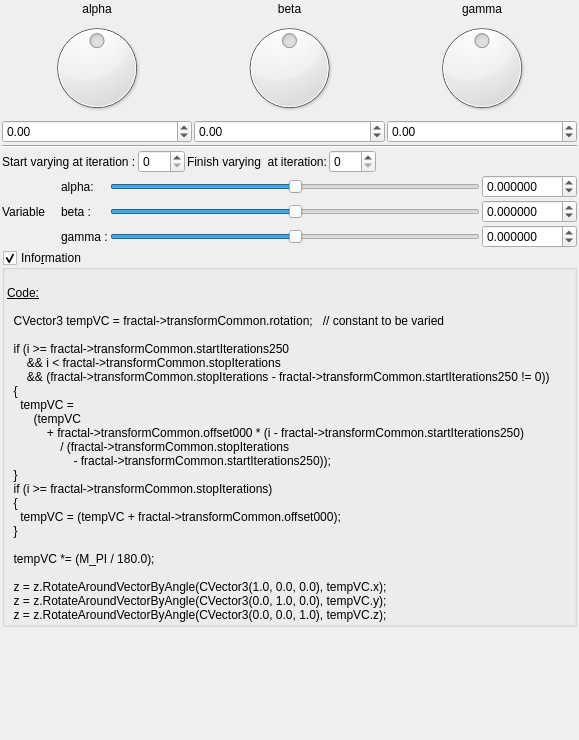
Above: mandelbulber2/qt_data/fractal_transf_rotation_varyV1.ui from buddhi1980/mandelbulber2 before the change. Below: the same form after it.
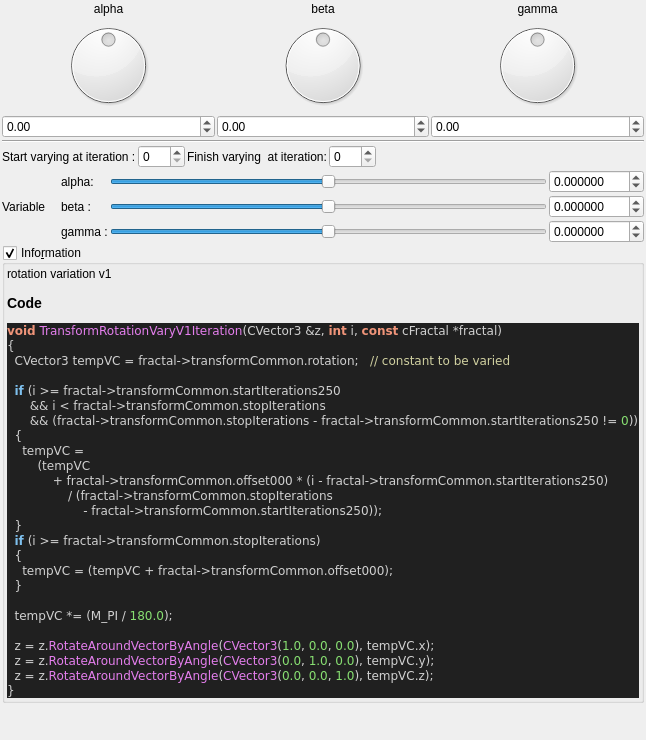
That is the form after the change. Custom widgets are drawn as their Qt base class.

Commit message:
added all transforms information boxes
now all formulas can be parsed.

@buddhi do you got a reference for Xenodreambuie formula?

What changed in the file:
```diff
--- a/mandelbulber2/qt_data/fractal_transf_rotation_varyV1.ui
+++ b/mandelbulber2/qt_data/fractal_transf_rotation_varyV1.ui
@@ -468,35 +468,46 @@
       <item>
        <widget class="QLabel" name="label_4">
         <property name="text">
-         <string>&lt;!DOCTYPE HTML PUBLIC &quot;-//W3C//DTD HTML 4.0//EN&quot; &quot;http://www.w3.org/TR/REC-html40/strict.dtd&quot;&gt;
-&lt;html&gt;&lt;head&gt;&lt;meta name=&quot;qrichtext&quot; content=&quot;1&quot; /&gt;&lt;style type=&quot;text/css&quot;&gt;
-p, li { white-space: pre-wrap; }
-&lt;/style&gt;&lt;/head&gt;&lt;body&gt;
-&lt;p style=&quot;-qt-paragraph-type:empty; margin-top:0px; margin-bottom:0px; margin-left:0px; margin-right:0px; -qt-block-indent:0; text-indent:0px;&quot;&gt;&lt;br /&gt;&lt;/p&gt;
-&lt;p style=&quot; margin-top:0px; margin-bottom:0px; margin-left:0px; margin-right:0px; -qt-block-indent:0; text-indent:0px;&quot;&gt;&lt;span style=&quot; text-decoration: underline;&quot;&gt;Code:&lt;/span&gt;&lt;/p&gt;
-&lt;p style=&quot;-qt-paragraph-type:empty; margin-top:0px; margin-bottom:0px; margin-left:0px; margin-right:0px; -qt-block-indent:0; text-indent:0px; text-decoration: underline;&quot;&gt;&lt;br /&gt;&lt;/p&gt;
-&lt;p style=&quot; margin-top:0px; margin-bottom:0px; margin-left:0px; margin-right:0px; -qt-block-indent:0; text-indent:0px;&quot;&gt;  CVector3 tempVC = fractal-&amp;gt;transformCommon.rotation;   // constant to be varied&lt;/p&gt;
-&lt;p style=&quot;-qt-paragraph-type:empty; margin-top:0px; margin-bottom:0px; margin-left:0px; margin-right:0px; -qt-block-indent:0; text-indent:0px;&quot;&gt;&lt;br /&gt;&lt;/p&gt;
-&lt;p style=&quot; margin-top:0px; margin-bottom:0px; margin-left:0px; margin-right:0px; -qt-block-indent:0; text-indent:0px;&quot;&gt;  if (i &amp;gt;= fractal-&amp;gt;transformCommon.startIterations250&lt;/p&gt;
-&lt;p style=&quot; margin-top:0px; margin-bottom:0px; margin-left:0px; margin-right:0px; -qt-block-indent:0; text-indent:0px;&quot;&gt;      &amp;amp;&amp;amp; i &amp;lt; fractal-&amp;gt;transformCommon.stopIterations&lt;/p&gt;
-&lt;p style=&quot; margin-top:0px; margin-bottom:0px; margin-left:0px; margin-right:0px; -qt-block-indent:0; text-indent:0px;&quot;&gt;      &amp;amp;&amp;amp; (fractal-&amp;gt;transformCommon.stopIterations - fractal-&amp;gt;transformCommon.startIterations250 != 0))&lt;/p&gt;
-&lt;p style=&quot; margin-top:0px; margin-bottom:0px; margin-left:0px; margin-right:0px; -qt-block-indent:0; text-indent:0px;&quot;&gt;  {&lt;/p&gt;
-&lt;p style=&quot; margin-top:0px; margin-bottom:0px; margin-left:0px; margin-right:0px; -qt-block-indent:0; text-indent:0px;&quot;&gt;    tempVC =&lt;/p&gt;
-&lt;p style=&quot; margin-top:0px; margin-bottom:0px; margin-left:0px; margin-right:0px; -qt-block-indent:0; text-indent:0px;&quot;&gt;        (tempVC&lt;/p&gt;
-&lt;p style=&quot; margin-top:0px; margin-bottom:0px; margin-left:0px; margin-right:0px; -qt-block-indent:0; text-indent:0px;&quot;&gt;            + fractal-&amp;gt;transformCommon.offset000 * (i - fractal-&amp;gt;transformCommon.startIterations250)&lt;/p&gt;
-&lt;p style=&quot; margin-top:0px; margin-bottom:0px; margin-left:0px; margin-right:0px; -qt-block-indent:0; text-indent:0px;&quot;&gt;                / (fractal-&amp;gt;transformCommon.stopIterations&lt;/p&gt;
-&lt;p style=&quot; margin-top:0px; margin-bottom:0px; margin-left:0px; margin-right:0px; -qt-block-indent:0; text-indent:0px;&quot;&gt;                    - fractal-&amp;gt;transformCommon.startIterations250));&lt;/p&gt;
-&lt;p style=&quot; margin-top:0px; margin-bottom:0px; margin-left:0px; margin-right:0px; -qt-block-indent:0; text-indent:0px;&quot;&gt;  }&lt;/p&gt;
-&lt;p style=&quot; margin-top:0px; margin-bottom:0px; margin-left:0px; margin-right:0px; -qt-block-indent:0; text-indent:0px;&quot;&gt;  if (i &amp;gt;= fractal-&amp;gt;transformCommon.stopIterations)&lt;/p&gt;
-&lt;p style=&quot; margin-top:0px; margin-bottom:0px; margin-left:0px; margin-right:0px; -qt-block-indent:0; text-indent:0px;&quot;&gt;  {&lt;/p&gt;
-&lt;p style=&quot; margin-top:0px; margin-bottom:0px; margin-left:0px; margin-right:0px; -qt-block-indent:0; text-indent:0px;&quot;&gt;    tempVC = (tempVC + fractal-&amp;gt;transformCommon.offset000);&lt;/p&gt;
-&lt;p style=&quot; margin-top:0px; margin-bottom:0px; margin-left:0px; margin-right:0px; -qt-block-indent:0; text-indent:0px;&quot;&gt;  }&lt;/p&gt;
-&lt;p style=&quot;-qt-paragraph-type:empty; margin-top:0px; margin-bottom:0px; margin-left:0px; margin-right:0px; -qt-block-indent:0; text-indent:0px;&quot;&gt;&lt;br /&gt;&lt;/p&gt;
-&lt;p style=&quot; margin-top:0px; margin-bottom:0px; margin-left:0px; margin-right:0px; -qt-block-indent:0; text-indent:0px;&quot;&gt;  tempVC *= (M_PI / 180.0);&lt;/p&gt;
-&lt;p style=&quot;-qt-paragraph-type:empty; margin-top:0px; margin-bottom:0px; margin-left:0px; margin-right:0px; -qt-block-indent:0; text-indent:0px;&quot;&gt;&lt;br /&gt;&lt;/p&gt;
-&lt;p style=&quot; margin-top:0px; margin-bottom:0px; margin-left:0px; margin-right:0px; -qt-block-indent:0; text-indent:0px;&quot;&gt;  z = z.RotateAroundVectorByAngle(CVector3(1.0, 0.0, 0.0), tempVC.x);&lt;/p&gt;
-&lt;p style=&quot; margin-top:0px; margin-bottom:0px; margin-left:0px; margin-right:0px; -qt-block-indent:0; text-indent:0px;&quot;&gt;  z = z.RotateAroundVectorByAngle(CVector3(0.0, 1.0, 0.0), tempVC.y);&lt;/p&gt;
-&lt;p style=&quot; margin-top:0px; margin-bottom:0px; margin-left:0px; margin-right:0px; -qt-block-indent:0; text-indent:0px;&quot;&gt;  z = z.RotateAroundVectorByAngle(CVector3(0.0, 0.0, 1.0), tempVC.z);&lt;/p&gt;&lt;/body&gt;&lt;/html&gt;</string>
+         <string>&lt;p&gt;rotation variation v1&lt;/p&gt;&lt;table&gt;
+&lt;/table&gt;
+&lt;h3&gt;Code&lt;/h3&gt;
+&lt;!DOCTYPE HTML PUBLIC &quot;-//W3C//DTD HTML 4.0 Transitional//EN&quot;&gt;
+&lt;html&gt;
+&lt;head&gt;
+&lt;meta http-equiv=&quot;content-type&quot; content=&quot;text/html; charset=ISO-8859-1&quot;&gt;
+&lt;title&gt;Source file&lt;/title&gt;
+&lt;/head&gt;
+&lt;body style=&quot;background-color:#202020&quot;&gt;
+&lt;pre style=&quot;color:#d0d0d0; background-color:#202020;  font-family:'Courier New';&quot;&gt;&lt;span style=&quot;color:#f09479; font-weight:bold&quot;&gt;void&lt;/span&gt; &lt;span style=&quot;color:#e47eed&quot;&gt;TransformRotationVaryV1Iteration&lt;/span&gt;&lt;span style=&quot;color:#d0d0d0&quot;&gt;(&lt;/span&gt;CVector3 &lt;span style=&quot;color:#d0d0d0&quot;&gt;&amp;amp;&lt;/span&gt;z&lt;span style=&quot;color:#d0d0d0&quot;&gt;,&lt;/span&gt; &lt;span style=&quot;color:#f09479; font-weight:bold&quot;&gt;int&lt;/span&gt; i&lt;span style=&quot;color:#d0d0d0&quot;&gt;,&lt;/span&gt; &lt;span style=&quot;color:#f09479; font-weight:bold&quot;&gt;const&lt;/span&gt; cFractal &lt;span style=&quot;color:#d0d0d0&quot;&gt;*&lt;/span&gt;fractal&lt;span style=&quot;color:#d0d0d0&quot;&gt;)&lt;/span&gt;
+&lt;span style=&quot;color:#d0d0d0&quot;&gt;{&lt;/span&gt;
+  CVector3 tempVC &lt;span style=&quot;color:#d0d0d0&quot;&gt;=&lt;/span&gt; fractal&lt;span style=&quot;color:#d0d0d0&quot;&gt;-&amp;gt;&lt;/span&gt;transformCommon&lt;span style=&quot;color:#d0d0d0&quot;&gt;.&lt;/span&gt;rotation&lt;span style=&quot;color:#d0d0d0&quot;&gt;;&lt;/span&gt;   &lt;span style=&quot;color:#d0d0a0&quot;&gt;// constant to be varied&lt;/span&gt;
+
+  &lt;span style=&quot;color:#7ec0ee; font-weight:bold&quot;&gt;if&lt;/span&gt; &lt;span style=&quot;color:#d0d0d0&quot;&gt;(&lt;/span&gt;i &lt;span style=&quot;color:#d0d0d0&quot;&gt;&amp;gt;=&lt;/span&gt; fractal&lt;span style=&quot;color:#d0d0d0&quot;&gt;-&amp;gt;&lt;/span&gt;transformCommon&lt;span style=&quot;color:#d0d0d0&quot;&gt;.&lt;/span&gt;startIterations250
+      &lt;span style=&quot;color:#d0d0d0&quot;&gt;&amp;amp;&amp;amp;&lt;/span&gt; i &lt;span style=&quot;color:#d0d0d0&quot;&gt;&amp;lt;&lt;/span&gt; fractal&lt;span style=&quot;color:#d0d0d0&quot;&gt;-&amp;gt;&lt;/span&gt;transformCommon&lt;span style=&quot;color:#d0d0d0&quot;&gt;.&lt;/span&gt;stopIterations
+      &lt;span style=&quot;color:#d0d0d0&quot;&gt;&amp;amp;&amp;amp; (&lt;/span&gt;fractal&lt;span style=&quot;color:#d0d0d0&quot;&gt;-&amp;gt;&lt;/span&gt;transformCommon&lt;span style=&quot;color:#d0d0d0&quot;&gt;.&lt;/span&gt;stopIterations &lt;span style=&quot;color:#d0d0d0&quot;&gt;-&lt;/span&gt; fractal&lt;span style=&quot;color:#d0d0d0&quot;&gt;-&amp;gt;&lt;/span&gt;transformCommon&lt;span style=&quot;color:#d0d0d0&quot;&gt;.&lt;/span&gt;startIterations250 &lt;span style=&quot;color:#d0d0d0&quot;&gt;!=&lt;/span&gt; &lt;span style=&quot;color:#87df71&quot;&gt;0&lt;/span&gt;&lt;span style=&quot;color:#d0d0d0&quot;&gt;))&lt;/span&gt;
+  &lt;span style=&quot;color:#d0d0d0&quot;&gt;{&lt;/span&gt;
+    tempVC &lt;span style=&quot;color:#d0d0d0&quot;&gt;=&lt;/span&gt;
+        &lt;span style=&quot;color:#d0d0d0&quot;&gt;(&lt;/span&gt;tempVC
+            &lt;span style=&quot;color:#d0d0d0&quot;&gt;+&lt;/span&gt; fractal&lt;span style=&quot;color:#d0d0d0&quot;&gt;-&amp;gt;&lt;/span&gt;transformCommon&lt;span style=&quot;color:#d0d0d0&quot;&gt;.&lt;/span&gt;offset000 &lt;span style=&quot;color:#d0d0d0&quot;&gt;* (&lt;/span&gt;i &lt;span style=&quot;color:#d0d0d0&quot;&gt;-&lt;/span&gt; fractal&lt;span style=&quot;color:#d0d0d0&quot;&gt;-&amp;gt;&lt;/span&gt;transformCommon&lt;span style=&quot;color:#d0d0d0&quot;&gt;.&lt;/span&gt;startIterations250&lt;span style=&quot;color:#d0d0d0&quot;&gt;)&lt;/span&gt;
+                &lt;span style=&quot;color:#d0d0d0&quot;&gt;/ (&lt;/span&gt;fractal&lt;span style=&quot;color:#d0d0d0&quot;&gt;-&amp;gt;&lt;/span&gt;transformCommon&lt;span style=&quot;color:#d0d0d0&quot;&gt;.&lt;/span&gt;stopIterations
+                    &lt;span style=&quot;color:#d0d0d0&quot;&gt;-&lt;/span&gt; fractal&lt;span style=&quot;color:#d0d0d0&quot;&gt;-&amp;gt;&lt;/span&gt;transformCommon&lt;span style=&quot;color:#d0d0d0&quot;&gt;.&lt;/span&gt;startIterations250&lt;span style=&quot;color:#d0d0d0&quot;&gt;));&lt;/span&gt;
+  &lt;span style=&quot;color:#d0d0d0&quot;&gt;}&lt;/span&gt;
+  &lt;span style=&quot;color:#7ec0ee; font-weight:bold&quot;&gt;if&lt;/span&gt; &lt;span style=&quot;color:#d0d0d0&quot;&gt;(&lt;/span&gt;i &lt;span style=&quot;color:#d0d0d0&quot;&gt;&amp;gt;=&lt;/span&gt; fractal&lt;span style=&quot;color:#d0d0d0&quot;&gt;-&amp;gt;&lt;/span&gt;transformCommon&lt;span style=&quot;color:#d0d0d0&quot;&gt;.&lt;/span&gt;stopIterations&lt;span style=&quot;color:#d0d0d0&quot;&gt;)&lt;/span&gt;
+  &lt;span style=&quot;color:#d0d0d0&quot;&gt;{&lt;/span&gt;
+    tempVC &lt;span style=&quot;color:#d0d0d0&quot;&gt;= (&lt;/span&gt;tempVC &lt;span style=&quot;color:#d0d0d0&quot;&gt;+&lt;/span&gt; fractal&lt;span style=&quot;color:#d0d0d0&quot;&gt;-&amp;gt;&lt;/span&gt;transformCommon&lt;span style=&quot;color:#d0d0d0&quot;&gt;.&lt;/span&gt;offset000&lt;span style=&quot;color:#d0d0d0&quot;&gt;);&lt;/span&gt;
+  &lt;span style=&quot;color:#d0d0d0&quot;&gt;}&lt;/span&gt;
+
+  tempVC &lt;span style=&quot;color:#d0d0d0&quot;&gt;*= (&lt;/span&gt;M_PI &lt;span style=&quot;color:#d0d0d0&quot;&gt;/&lt;/span&gt; &lt;span style=&quot;color:#87df71&quot;&gt;180.0&lt;/span&gt;&lt;span style=&quot;color:#d0d0d0&quot;&gt;);&lt;/span&gt;
+
+  z &lt;span style=&quot;color:#d0d0d0&quot;&gt;=&lt;/span&gt; z&lt;span style=&quot;color:#d0d0d0&quot;&gt;.&lt;/span&gt;&lt;span style=&quot;color:#e47eed&quot;&gt;RotateAroundVectorByAngle&lt;/span&gt;&lt;span style=&quot;color:#d0d0d0&quot;&gt;(&lt;/span&gt;&lt;span style=&quot;color:#e47eed&quot;&gt;CVector3&lt;/span&gt;&lt;span style=&quot;color:#d0d0d0&quot;&gt;(&lt;/span&gt;&lt;span style=&quot;color:#87df71&quot;&gt;1.0&lt;/span&gt;&lt;span style=&quot;color:#d0d0d0&quot;&gt;,&lt;/span&gt; &lt;span style=&quot;color:#87df71&quot;&gt;0.0&lt;/span&gt;&lt;span style=&quot;color:#d0d0d0&quot;&gt;,&lt;/span&gt; &lt;span style=&quot;color:#87df71&quot;&gt;0.0&lt;/span&gt;&lt;span style=&quot;color:#d0d0d0&quot;&gt;),&lt;/span&gt; tempVC&lt;span style=&quot;color:#d0d0d0&quot;&gt;.&lt;/span&gt;x&lt;span style=&quot;color:#d0d0d0&quot;&gt;);&lt;/span&gt;
+  z &lt;span style=&quot;color:#d0d0d0&quot;&gt;=&lt;/span&gt; z&lt;span style=&quot;color:#d0d0d0&quot;&gt;.&lt;/span&gt;&lt;span style=&quot;color:#e47eed&quot;&gt;RotateAroundVectorByAngle&lt;/span&gt;&lt;span style=&quot;color:#d0d0d0&quot;&gt;(&lt;/span&gt;&lt;span style=&quot;color:#e47eed&quot;&gt;CVector3&lt;/span&gt;&lt;span style=&quot;color:#d0d0d0&quot;&gt;(&lt;/span&gt;&lt;span style=&quot;color:#87df71&quot;&gt;0.0&lt;/span&gt;&lt;span style=&quot;color:#d0d0d0&quot;&gt;,&lt;/span&gt; &lt;span style=&quot;color:#87df71&quot;&gt;1.0&lt;/span&gt;&lt;span style=&quot;color:#d0d0d0&quot;&gt;,&lt;/span&gt; &lt;span style=&quot;color:#87df71&quot;&gt;0.0&lt;/span&gt;&lt;span style=&quot;color:#d0d0d0&quot;&gt;),&lt;/span&gt; tempVC&lt;span style=&quot;color:#d0d0d0&quot;&gt;.&lt;/span&gt;y&lt;span style=&quot;color:#d0d0d0&quot;&gt;);&lt;/span&gt;
+  z &lt;span style=&quot;color:#d0d0d0&quot;&gt;=&lt;/span&gt; z&lt;span style=&quot;color:#d0d0d0&quot;&gt;.&lt;/span&gt;&lt;span style=&quot;color:#e47eed&quot;&gt;RotateAroundVectorByAngle&lt;/span&gt;&lt;span style=&quot;color:#d0d0d0&quot;&gt;(&lt;/span&gt;&lt;span style=&quot;color:#e47eed&quot;&gt;CVector3&lt;/span&gt;&lt;span style=&quot;color:#d0d0d0&quot;&gt;(&lt;/span&gt;&lt;span style=&quot;color:#87df71&quot;&gt;0.0&lt;/span&gt;&lt;span style=&quot;color:#d0d0d0&quot;&gt;,&lt;/span&gt; &lt;span style=&quot;color:#87df71&quot;&gt;0.0&lt;/span&gt;&lt;span style=&quot;color:#d0d0d0&quot;&gt;,&lt;/span&gt; &lt;span style=&quot;color:#87df71&quot;&gt;1.0&lt;/span&gt;&lt;span style=&quot;color:#d0d0d0&quot;&gt;),&lt;/span&gt; tempVC&lt;span style=&quot;color:#d0d0d0&quot;&gt;.&lt;/span&gt;z&lt;span style=&quot;color:#d0d0d0&quot;&gt;);&lt;/span&gt;
+&lt;span style=&quot;color:#d0d0d0&quot;&gt;}&lt;/span&gt;
+&lt;/pre&gt;
+&lt;/body&gt;
+&lt;/html&gt;
+&lt;!--HTML generated by highlight 3.9, http://www.andre-simon.de/--&gt;
+</string>
         </property>
         <property name="wordWrap">
          <bool>true</bool>
```
Left out of the diff: 2 changed lines with no effect on the pictures. The commit also changes 75 other files.
